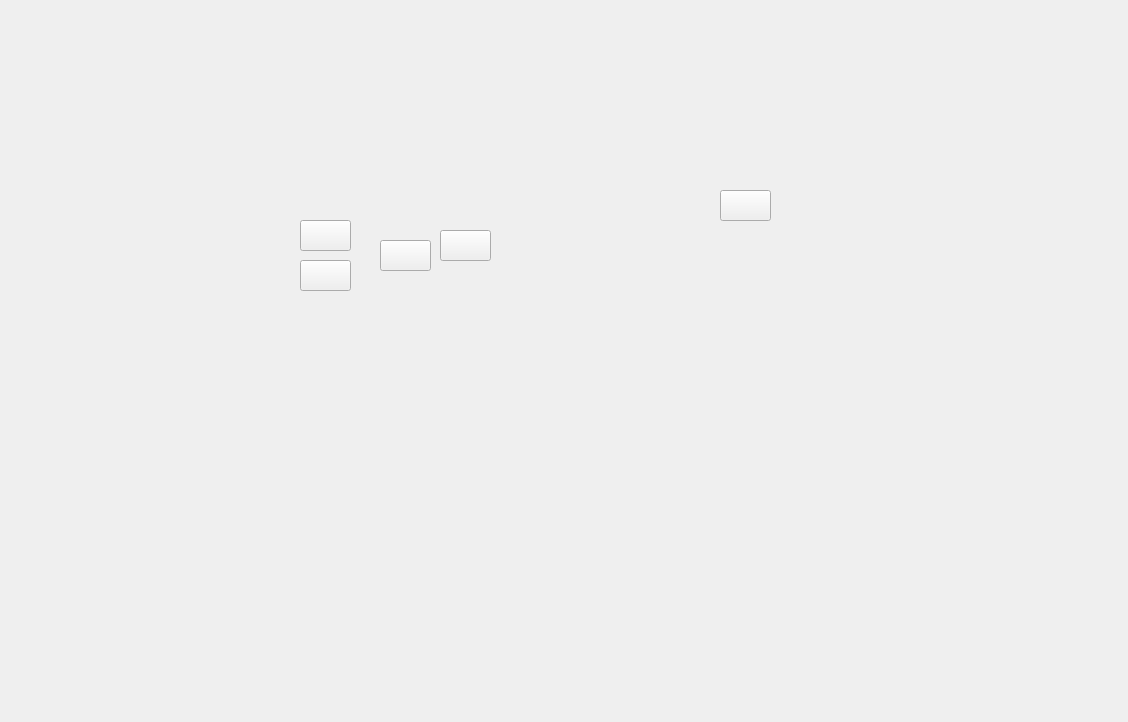
This is platges.ui in SistemesInformacioTerritorial/Qvista as Qt 5 draws it before an edit. The edited form follows.
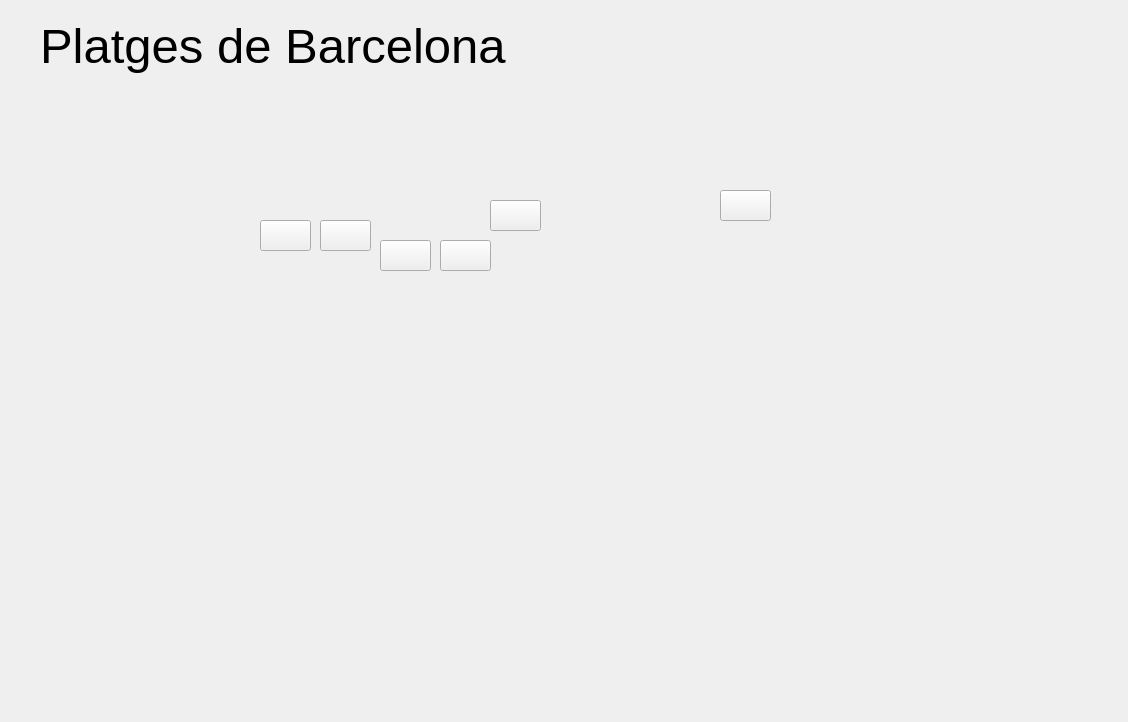
This is the edited form. Icons and pictures are not drawn.

Patch:
```diff
--- a/platges.ui
+++ b/platges.ui
@@ -35,7 +35,7 @@
   <widget class="QPushButton" name="pbSomorrostro1">
    <property name="geometry">
     <rect>
-     <x>300</x>
+     <x>320</x>
      <y>220</y>
      <width>51</width>
      <height>31</height>
@@ -58,8 +58,8 @@
   <widget class="QPushButton" name="pbSomorrostro2">
    <property name="geometry">
     <rect>
-     <x>300</x>
-     <y>260</y>
+     <x>260</x>
+     <y>220</y>
      <width>51</width>
      <height>31</height>
     </rect>
@@ -82,7 +82,7 @@
    <property name="geometry">
     <rect>
      <x>440</x>
-     <y>230</y>
+     <y>240</y>
      <width>51</width>
      <height>31</height>
     </rect>
@@ -147,6 +147,63 @@
     </size>
    </property>
   </widget>
+  <widget class="QLabel" name="label_2">
+   <property name="geometry">
+    <rect>
+     <x>40</x>
+     <y>10</y>
+     <width>721</width>
+     <height>71</height>
+    </rect>
+   </property>
+   <property name="font">
+    <font>
+     <pointsize>37</pointsize>
+    </font>
+   </property>
+   <property name="text">
+    <string>Platges de Barcelona</string>
+   </property>
+  </widget>
+  <widget class="QLabel" name="lblCamera">
+   <property name="geometry">
+    <rect>
+     <x>530</x>
+     <y>260</y>
+     <width>571</width>
+     <height>431</height>
+    </rect>
+   </property>
+   <property name="text">
+    <string/>
+   </property>
+   <property name="scaledContents">
+    <bool>true</bool>
+   </property>
+  </widget>
+  <widget class="QPushButton" name="pbNovaIcaria">
+   <property name="geometry">
+    <rect>
+     <x>490</x>
+     <y>200</y>
+     <width>51</width>
+     <height>31</height>
+    </rect>
+   </property>
+   <property name="text">
+    <string/>
+   </property>
+   <property name="icon">
+    <iconset>
+     <normaloff>Imatges/cctv.png</normaloff>Imatges/cctv.png</iconset>
+   </property>
+   <property name="iconSize">
+    <size>
+     <width>32</width>
+     <height>32</height>
+    </size>
+   </property>
+  </widget>
  </widget>
  <resources/>
  <connections/>
```
